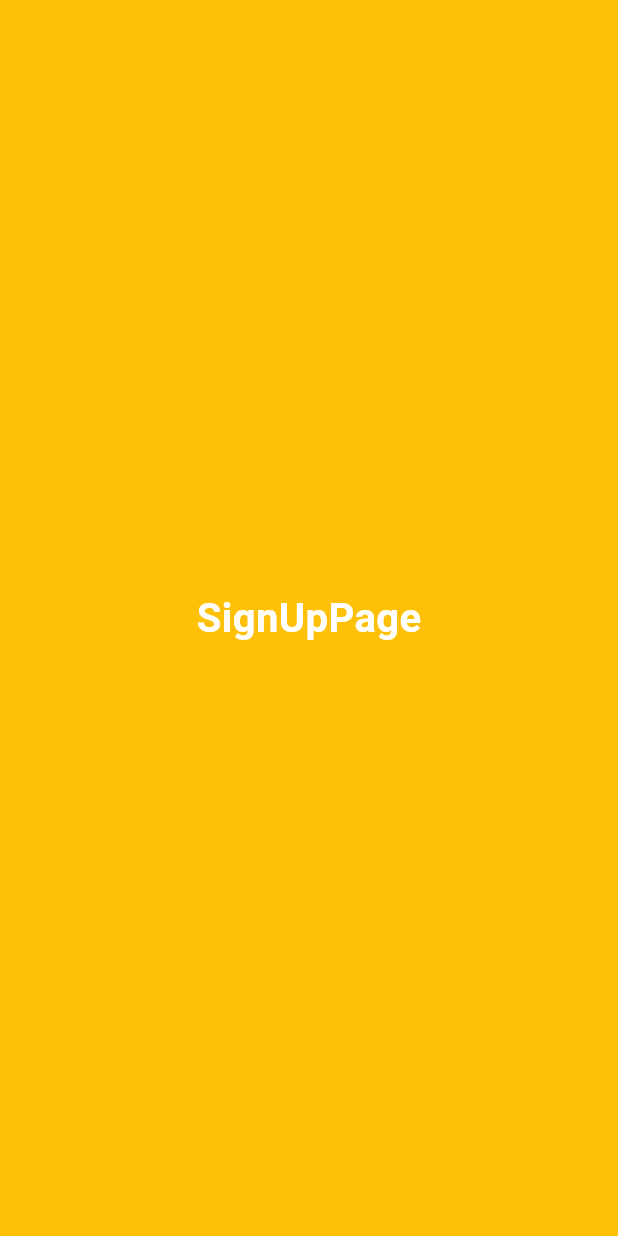
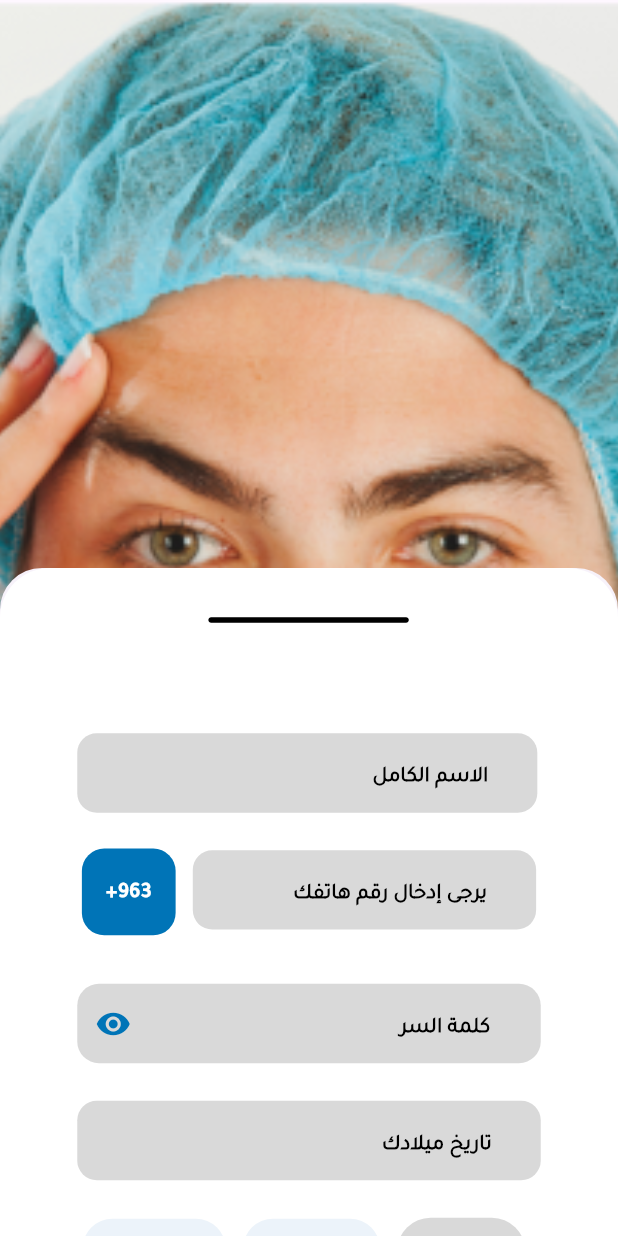
Before and after one commit to Mowaffik-Almaradne/Hakeem-App, a Flutter app: the SignUpPage screen opened by its route, on a phone screen of 412 x 824 dp. Run offline on Flutter 3.47's test engine with Material 3 defaults, Android fonts, the light colour scheme and no system bars; our stand-ins replace bloc, curved_labeled_navigation_bar, equatable, flutter_screenutil, flutter_svg, google_fonts and 3 more; Roboto replaces fonts that are missing (Tajawal); project files that could hold a hidden picture were left out.

Commit message:
done ui sign up

```diff
--- a/lib/core/resources/png_manger.dart
+++ b/lib/core/resources/png_manger.dart
@@ -4,6 +4,7 @@ class AppPngManger {
   static const backGroundIntro = 'assets/image/png/bacgroundIntro.png';
   static const backGroundLoginPage =
       'assets/image/png/backGroundImageForloginPage.png';
+  static const backGroundSignUpPage = 'assets/image/png/backGroundSignUp.png';
 
   static const layerShadow = 'assets/image/png/shadow.png';
   static const imageProfile = 'assets/image/png/3d_avatar_21.png';
--- a/lib/core/resources/word_manger.dart
+++ b/lib/core/resources/word_manger.dart
@@ -1,9 +1,13 @@
 //! static word all application for localization :
 class AppWordManger {
+  //? intro :
   static const easyBookingExperience = 'تجربة سهلة ومريحة لحجز';
   static const medicalAppointments = 'المواعيد الطبية';
   static const bookYourAppointmentNowAndEnjoyAUniqueExperience =
       'احجز موعدك الآن واستمتع بتجربة فريدة ';
+  //?
+
+  //? auth :
   static const andSpecial = 'ومميزة';
   static const characterCity = '+963';
   static const pleaseEnterYourPhoneNumber = 'يرجى إدخال رقم هاتفك';
@@ -12,6 +16,8 @@ class AppWordManger {
   static const login = 'تسجيل الدخول';
   static const createAccount = 'إنشاء حساب';
   static const dontHaveAnAccountAlreadyPlease = 'ليس لديك حساب مسبقا يرجى';
+  static const loginGust = 'الدخول كضيف';
+  //?
   static const health = 'صحتي';
   static const notification = 'الاشعارات';
   static const home = 'الرئيسية';
@@ -27,6 +33,7 @@ class AppWordManger {
   static const textVisibale =
       "تجنب التعرض للحرارة\n استخدام الثلج\nالشرب والتغذية الجيدة\n مراقبة العلامات غير العادية\nتجنب التمدد الزائد";
 
+//? profile :
   static const welcome = 'مرحبا بك';
   static const fullName = 'الاسم الكامل';
   static const phoneNumber = 'رقم هاتفك';
@@ -35,4 +42,5 @@ class AppWordManger {
   static const meal = 'ذكر';
   static const fmeal = 'أنثى';
   static const save = 'حفظ';
+  //?
 }
--- a/lib/features/auth/presentation/pages/login_page.dart
+++ b/lib/features/auth/presentation/pages/login_page.dart
@@ -1,5 +1,6 @@
 import 'package:flutter/material.dart';
 import 'package:hosptel_app/core/resources/png_manger.dart';
+import 'package:hosptel_app/features/auth/presentation/widget/bottome_sheet_login_widget.dart';
 
 class LoginScreen extends StatelessWidget {
   const LoginScreen({super.key});
@@ -13,10 +14,11 @@ class LoginScreen extends StatelessWidget {
         decoration: const BoxDecoration(
           image: DecorationImage(
             fit: BoxFit.cover,
-            image: AssetImage(AppPngManger.backGroundLoginPage),
+            image: AssetImage(AppPngManger.backGroundSignUpPage),
           ),
         ),
       ),
+      bottomSheet: const BottomeSheetLoginWidget(),
     );
   }
 }
--- a/lib/features/auth/presentation/pages/signup_page.dart
+++ b/lib/features/auth/presentation/pages/signup_page.dart
@@ -1,15 +1,24 @@
 import 'package:flutter/material.dart';
+import 'package:hosptel_app/core/resources/png_manger.dart';
+import 'package:hosptel_app/features/auth/presentation/widget/bottome_sheet_signup_widget.dart';
 
 class SignUpPage extends StatelessWidget {
   const SignUpPage({super.key});
 
   @override
   Widget build(BuildContext context) {
-    return const Scaffold(
-      backgroundColor: Colors.amber,
-      body: Center(
-        child: Text('SignUpPage'),
+    return Scaffold(
+      body: Container(
+        width: double.infinity,
+        height: double.infinity,
+        decoration: const BoxDecoration(
+          image: DecorationImage(
+            fit: BoxFit.cover,
+            image: AssetImage(AppPngManger.backGroundSignUpPage),
+          ),
+        ),
       ),
+      bottomSheet: const BottomeSheetSignUpWidget(),
     );
   }
 }
--- /dev/null
+++ b/lib/features/auth/presentation/widget/bottome_sheet_signup_widget.dart
@@ -0,0 +1,229 @@
+import 'package:flutter/cupertino.dart';
+import 'package:flutter/material.dart';
+import 'package:flutter/services.dart';
+import 'package:flutter/widgets.dart';
+import 'package:flutter_screenutil/flutter_screenutil.dart';
+import 'package:flutter_svg/flutter_svg.dart';
+import 'package:hosptel_app/core/resources/color_manger.dart';
+import 'package:hosptel_app/core/resources/font_manger.dart';
+import 'package:hosptel_app/core/resources/svg_manger.dart';
+import 'package:hosptel_app/core/resources/word_manger.dart';
+import 'package:hosptel_app/core/widget/button/main_elevated_button.dart';
+import 'package:hosptel_app/core/widget/form_filed/main_form_filed.dart';
+import 'package:hosptel_app/core/widget/text_utiles/text_utile_widget.dart';
+import 'package:hosptel_app/core/widget/form_filed/text_form_filed_pasword_widget.dart';
+import 'package:hosptel_app/features/profile/presentation/widgets/gender_back_widget.dart';
+import 'package:hosptel_app/router/app_router.dart';
+
+class BottomeSheetSignUpWidget extends StatelessWidget {
+  const BottomeSheetSignUpWidget({super.key});
+
+  @override
+  Widget build(BuildContext context) {
+    return Container(
+      width: double.infinity,
+      height: 400.h,
+      decoration: BoxDecoration(
+        color: AppColorManger.white,
+        borderRadius: BorderRadius.only(
+          topLeft: Radius.circular(30.r),
+          topRight: Radius.circular(30.r),
+        ),
+      ),
+      child: ListView(
+        padding: EdgeInsets.symmetric(horizontal: 45.w),
+        children: [
+          Padding(
+            padding: EdgeInsets.symmetric(
+              vertical: 28.h,
+            ),
+            child: SvgPicture.asset(
+              width: 72.w,
+              height: 5.h,
+              AppSvgManger.rowBottomeSheet,
+            ),
+          ),
+          SizedBox(height: 28.h),
+          //? full name filed  :
+          Padding(
+            padding: EdgeInsets.only(
+              top: 10.h,
+              right: 2.w,
+            ),
+            child: MainTextFormFiled(
+              hintText: AppWordManger.fullName,
+              onChange: (value) {},
+              textInputType: TextInputType.name,
+              filedWidth: 275.w,
+              filedHeight: 60.h,
+              contentPaddingVertical: 13.h,
+              contentPaddingHorizontal: 25.w,
+            ),
+          ),
+          //? filed mobile phone :
+          Row(
+            mainAxisAlignment: MainAxisAlignment.center,
+            children: [
+              Container(
+                padding: EdgeInsets.only(
+                  top: 18.h,
+                  bottom: 15.h,
+                  left: 14.w,
+                  right: 14.w,
+                ),
+                alignment: Alignment.center,
+                decoration: BoxDecoration(
+                  color: AppColorManger.primaryColor,
+                  borderRadius: BorderRadius.circular(13).w,
+                ),
+                child: TextUtiels(
+                  text: AppWordManger.characterCity,
+                  color: AppColorManger.white,
+                  fontFamily: AppFontFamily.tajawalMedium,
+                  fontSize: AppFontSizeManger.s13,
+                ),
+              ),
+              Padding(
+                padding: EdgeInsets.only(
+                  top: 10.h,
+                  left: 10.w,
+                ),
+                child: MainTextFormFiled(
+                  hintText: AppWordManger.pleaseEnterYourPhoneNumber,
+                  onChange: (value) {},
+                  textInputType: TextInputType.phone,
+                  filedWidth: 200.w,
+                  filedHeight: 60.h,
+                  contentPaddingVertical: 13.h,
+                  contentPaddingHorizontal: 25.w,
+                  inputFormatter: [
+                    FilteringTextInputFormatter.digitsOnly,
+                    LengthLimitingTextInputFormatter(10),
+                  ],
+                ),
+              ),
+            ],
+          ),
+          //? filed  Paswword :
+          Padding(
+            padding: EdgeInsets.only(
+              top: 20.h,
+            ),
+            child: TextFormFiledPassword(
+              hintText: AppWordManger.password,
+              onChange: (value) {},
+              textInputType: TextInputType.visiblePassword,
+              filedWidth: 275,
+              filedHeight: 60,
+            ),
+          ),
+          //? filed birthDay :
+          Padding(
+            padding: EdgeInsets.only(
+              top: 10.h,
+              bottom: 10.h,
+            ),
+            child: MainTextFormFiled(
+              hintText: AppWordManger.birthDay,
+              onChange: (value) {},
+              textInputType: TextInputType.name,
+              filedWidth: 275.w,
+              filedHeight: 60.h,
+              contentPaddingVertical: 13.h,
+              contentPaddingHorizontal: 25.w,
+            ),
+          ),
+          //? choose Gender :
+          Padding(
+            padding: EdgeInsets.only(
+              right: 6.w,
+            ),
+            child: Row(
+              mainAxisAlignment: MainAxisAlignment.center,
+              children: [
+                GenderBackWidget(
+                  texts: const [AppWordManger.fmeal, AppWordManger.meal],
+                  marginRight: 10.w,
+                ),
+                Container(
+                  padding:
+                      EdgeInsets.symmetric(horizontal: 16.w, vertical: 20.h),
+                  decoration: BoxDecoration(
+                    color: AppColorManger.fillColor,
+                    borderRadius: BorderRadius.circular(20.r),
+                  ),
+                  child: TextUtiels(
+                    text: AppWordManger.gander,
+                    fontFamily: AppFontFamily.tajawalBold,
+                    color: AppColorManger.black,
+                    fontSize: AppFontSizeManger.s14,
+                  ),
+                ),
+              ],
+            ),
+          ),
+          SizedBox(height: 30.h),
+          //? button for Gust  :
+          MainElevatedButton(
+            text: AppWordManger.loginGust,
+            backgroundColor: AppColorManger.secoundryColor,
+            textColor: AppColorManger.white,
+            onPreesed: () {
+              Navigator.pushNamedAndRemoveUntil(
+                context,
+                RouteNamedScreens.homeScreenNameRoute,
+                (route) => false,
+              );
+            },
+            horizontalPadding: 83.w,
+          ),
+          SizedBox(height: 20.h),
+          //? button for login :
+          MainElevatedButton(
+            text: AppWordManger.createAccount,
+            backgroundColor: AppColorManger.primaryColor,
+            textColor: AppColorManger.white,
+            onPreesed: () {
+              Navigator.pushNamedAndRemoveUntil(
+                context,
+                RouteNamedScreens.homeScreenNameRoute,
+                (route) => false,
+              );
+            },
+          ),
+          //? any account go to page login :
+          Row(
+            mainAxisAlignment: MainAxisAlignment.center,
+            children: [
+              InkWell(
+                onTap: () {
+                  Navigator.pushReplacementNamed(
+                    context,
+                    RouteNamedScreens.loginScreenNameRoute,
+                  );
+                },
+                child: TextUtiels(
+                  text: AppWordManger.login,
+                  fontFamily: AppFontFamily.tajawalLight,
+                  color: AppColorManger.primaryColor,
+                  fontSize: AppFontSizeManger.s10,
+                  height: 4.h,
+                ),
+              ),
+              SizedBox(width: 8.w),
+              TextUtiels(
+                fontFamily: AppFontFamily.tajawalLight,
+                text: AppWordManger.dontHaveAnAccountAlreadyPlease,
+                color: AppColorManger.fillBlack,
+                fontSize: AppFontSizeManger.s10,
+              ),
+            ],
+          ),
+          SizedBox(
+            height: 50.h,
+          ),
+        ],
+      ),
+    );
+  }
+}
--- a/lib/features/home/presentation/widgets/info_services_widget.dart
+++ b/lib/features/home/presentation/widgets/info_services_widget.dart
@@ -24,9 +24,8 @@ class InfoServicesWidget extends StatelessWidget {
               crossAxisAlignment: CrossAxisAlignment.center,
               children: [
                 Container(
-                  width: 70.w,
-                  height: 80.h,
-                  padding: EdgeInsets.symmetric(vertical: 8.h),
+                  padding:
+                      EdgeInsets.symmetric(vertical: 9.5.h, horizontal: 15.w),
                   margin: EdgeInsets.only(bottom: 8.h),
                   decoration: ShapeDecoration(
                     color: AppColorManger.white,
```
Also changed, not shown: lib/features/auth/presentation/widget/bottome_sheet_login_widget.dart (renamed from lib/features/auth/presentation/widget/bottome_sheet_widget.dart, +8 -4 lines), lib/features/home/presentation/pages/home_page.dart (+24 -44 lines), lib/features/home/presentation/widgets/reservation_now_button_widget.dart (+6 -6 lines), lib/features/intro/presentation/page/intro_page.dart (+16 -16 lines), lib/features/profile/presentation/pages/profile_page.dart (+5 -3 lines), assets/image/png/backGroundSignUp.png (added), assets/image/png/backgroundDoctor.png (added), lib/core/class/clipping_path_class.dart (renamed from lib/features/profile/presentation/helper/class_clipping_helper.dart).
